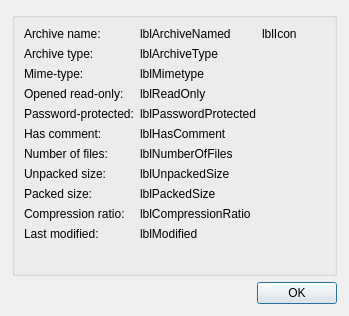
First picture: the form in kerfuffle/propertiesdialog.ui, repository KDE/ark, before the edit.
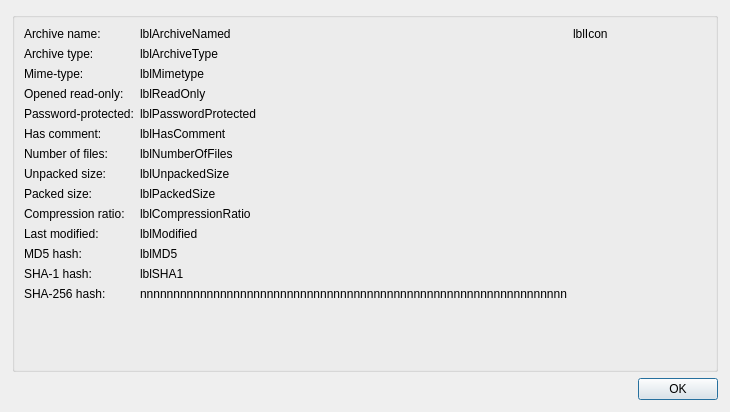
Second picture: the form after the edit.

Commit message:
Add MD5 and SHA hashes to PropertiesDialog
Use QCryptographicHash to calculate MD5, SHA-1 and SHA-256 hashes and
present them in the properties dialog. The hashes are selectable with
mouse for easy copying. The SHA hashes can take a while to calculate for
large archives, so the calculations are performed asynchronously using
QtConcurrent.

What changed in the file:
```diff
--- a/kerfuffle/propertiesdialog.ui
+++ b/kerfuffle/propertiesdialog.ui
@@ -6,8 +6,8 @@
    <rect>
     <x>0</x>
     <y>0</y>
-    <width>349</width>
-    <height>316</height>
+    <width>730</width>
+    <height>412</height>
    </rect>
   </property>
   <layout class="QVBoxLayout" name="verticalLayout">
@@ -66,6 +66,13 @@
           </property>
          </widget>
         </item>
+        <item row="2" column="1">
+         <widget class="QLabel" name="lblMimetype">
+          <property name="text">
+           <string>lblMimetype</string>
+          </property>
+         </widget>
+        </item>
         <item row="3" column="0">
          <widget class="QLabel" name="label_8">
           <property name="text">
@@ -178,10 +185,57 @@
           </property>
          </widget>
         </item>
-        <item row="2" column="1">
-         <widget class="QLabel" name="lblMimetype">
+        <item row="11" column="0">
+         <widget class="QLabel" name="label_12">
           <property name="text">
-           <string>lblMimetype</string>
+           <string>MD5 hash:</string>
+          </property>
+         </widget>
+        </item>
+        <item row="11" column="1">
+         <widget class="QLabel" name="lblMD5">
+          <property name="text">
+           <string>lblMD5</string>
+          </property>
+          <property name="alignment">
+           <set>Qt::AlignLeading|Qt::AlignLeft|Qt::AlignVCenter</set>
+          </property>
+          <property name="textInteractionFlags">
+           <set>Qt::LinksAccessibleByMouse|Qt::TextSelectableByMouse</set>
+          </property>
+         </widget>
+        </item>
+        <item row="12" column="0">
+         <widget class="QLabel" name="label_13">
+          <property name="text">
+           <string>SHA-1 hash:</string>
+          </property>
+         </widget>
+        </item>
+        <item row="12" column="1">
+         <widget class="QLabel" name="lblSHA1">
+          <property name="text">
+           <string>lblSHA1</string>
+          </property>
+          <property name="textInteractionFlags">
+           <set>Qt::LinksAccessibleByMouse|Qt::TextSelectableByMouse</set>
+          </property>
+         </widget>
+        </item>
+        <item row="13" column="0">
+         <widget class="QLabel" name="label_14">
+          <property name="text">
+           <string>SHA-256 hash:</string>
+          </property>
+         </widget>
+        </item>
+        <item row="13" column="1">
+         <widget class="QLabel" name="lblSHA256">
+          <property name="text">
+           <string>nnnnnnnnnnnnnnnnnnnnnnnnnnnnnnnnnnnnnnnnnnnnnnnnnnnnnnnnnnnnnnnn</string>
+          </property>
+          <property name="textInteractionFlags">
+           <set>Qt::LinksAccessibleByMouse|Qt::TextSelectableByMouse</set>
           </property>
          </widget>
         </item>
```
The commit also changes 2 other files.
